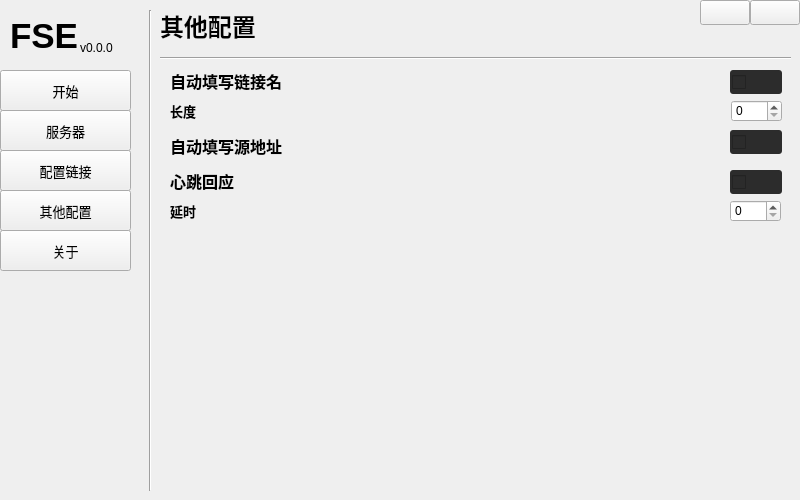
Above: ui/main.ui from LyceenAiro/EazyFrpSetting before the change. Below: the same form after it.
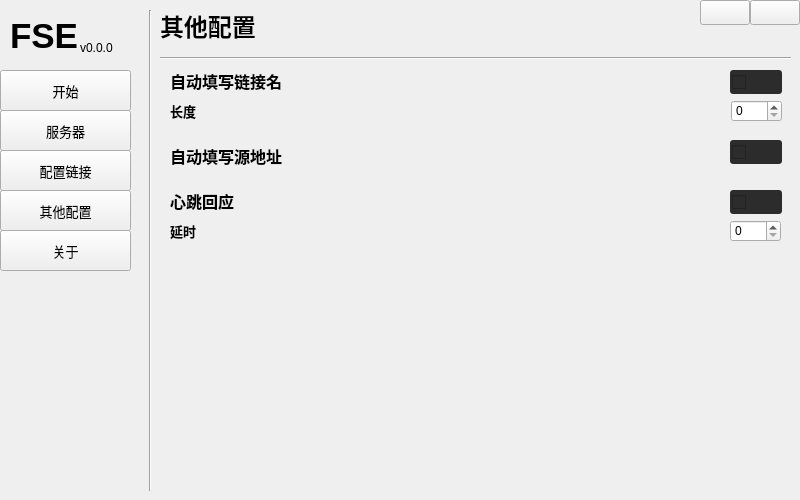
That is the form after the change.

What changed in the file:
```diff
--- a/ui/main.ui
+++ b/ui/main.ui
@@ -526,7 +526,7 @@
       <property name="geometry">
        <rect>
         <x>570</x>
-        <y>120</y>
+        <y>130</y>
         <width>52</width>
         <height>24</height>
        </rect>
@@ -612,7 +612,7 @@
       <property name="geometry">
        <rect>
         <x>570</x>
-        <y>160</y>
+        <y>180</y>
         <width>52</width>
         <height>24</height>
        </rect>
@@ -693,7 +693,7 @@
       <property name="geometry">
        <rect>
         <x>10</x>
-        <y>120</y>
+        <y>130</y>
         <width>161</width>
         <height>31</height>
        </rect>
@@ -712,7 +712,7 @@
       <property name="geometry">
        <rect>
         <x>10</x>
-        <y>160</y>
+        <y>180</y>
         <width>161</width>
         <height>21</height>
        </rect>
@@ -731,7 +731,7 @@
       <property name="geometry">
        <rect>
         <x>10</x>
-        <y>190</y>
+        <y>210</y>
         <width>111</width>
         <height>21</height>
        </rect>
@@ -760,7 +760,7 @@
       <property name="geometry">
        <rect>
         <x>570</x>
-        <y>190</y>
+        <y>210</y>
         <width>51</width>
         <height>22</height>
        </rect>
```
Left out of the diff: 4 changed lines with no effect on the pictures.
